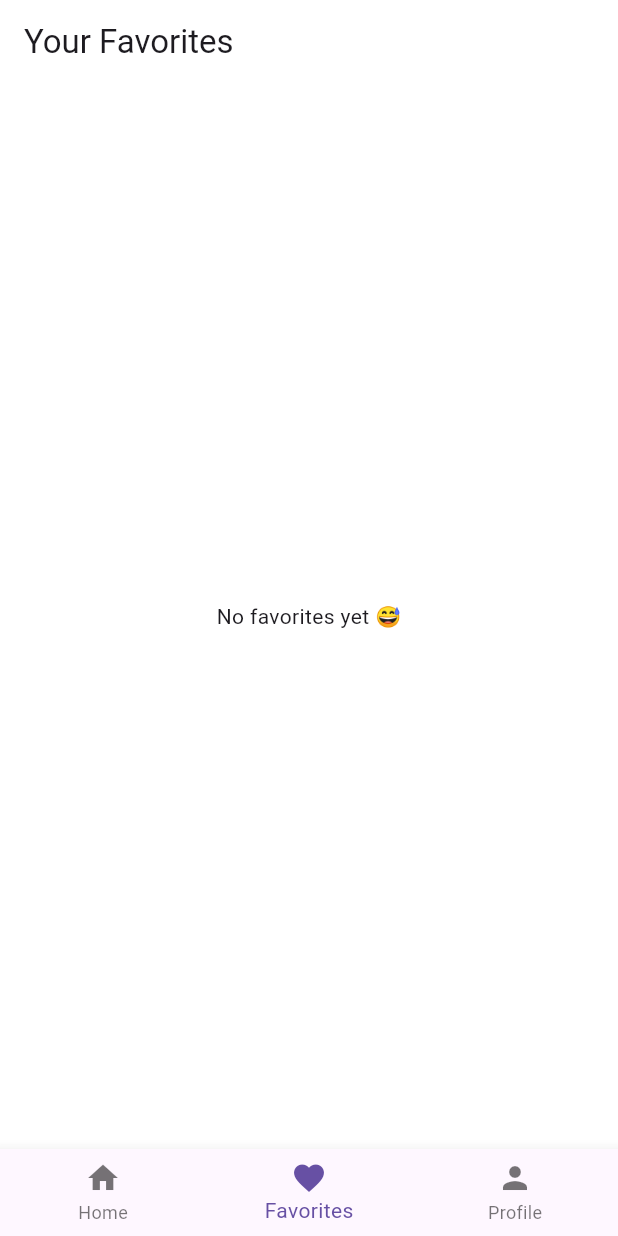
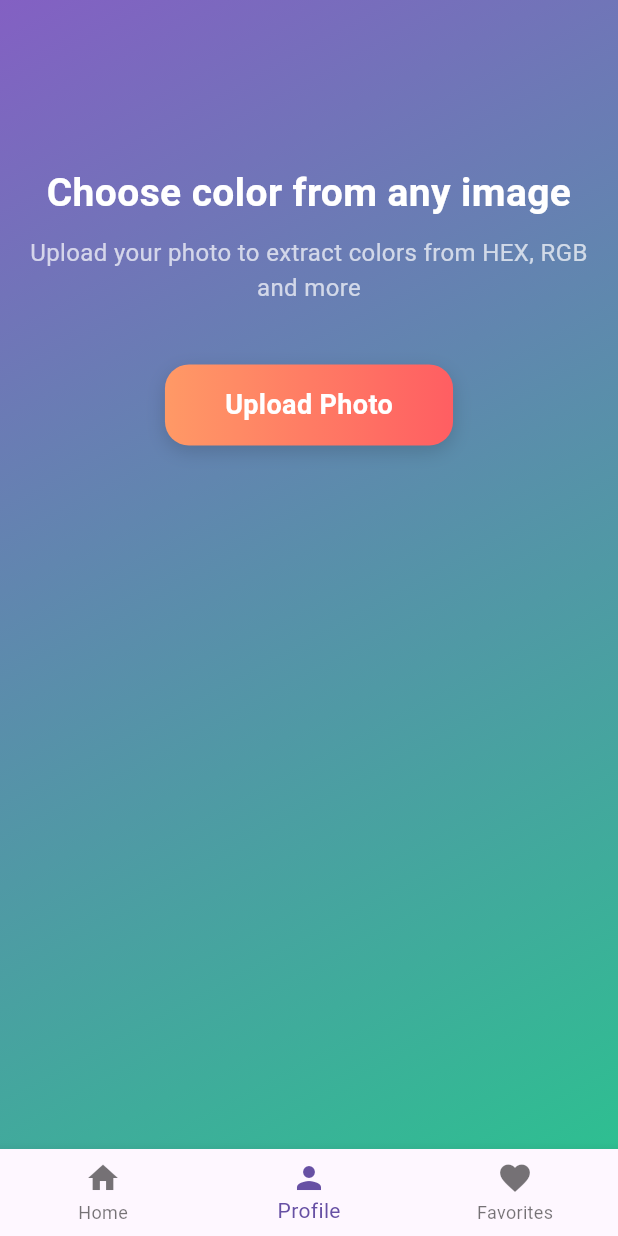
Before and after one commit to AhmedAbdElBar/Graduation-project, a Flutter app: the screen it shows once a user with an empty profile is signed in, item 2 of the bottom bar chosen, on a phone screen of 412 x 824 dp. Run offline on Flutter 3.47's test engine with Material 3 defaults, Android fonts, the light colour scheme and no system bars; our stand-ins replace cloud_firestore, firebase_auth, firebase_core, image_picker; accounts and stored records are empty; network calls fail.

Commit message:
finsh splash screen and design auth screen , create extract color page

```diff
--- a/lib/app/my_app.dart
+++ b/lib/app/my_app.dart
@@ -1,5 +1,6 @@
 import 'package:flutter/material.dart';
 import 'package:login_page/presentation/pages/auth/widgets/auth_wrapper.dart';
+import 'package:login_page/presentation/pages/splashPage/splash_screen.dart';
 import '../presentation/core/resources/route_manager.dart';
 
 class MyApp extends StatelessWidget {
@@ -11,7 +12,7 @@ class MyApp extends StatelessWidget {
     return MaterialApp(
       debugShowCheckedModeBanner: false,
       routes: RouteManager.routes,
-      initialRoute: AuthWrapper.routeName,
+      initialRoute: SplashScreen.routeName,
     );
   }
 }
--- a/lib/presentation/core/resources/route_manager.dart
+++ b/lib/presentation/core/resources/route_manager.dart
@@ -1,14 +1,14 @@
 import 'package:flutter/cupertino.dart';
 import 'package:login_page/presentation/pages/auth/widgets/auth_wrapper.dart';
 import 'package:login_page/presentation/pages/home/screen/home_screen.dart';
+import 'package:login_page/presentation/pages/splashPage/splash_screen.dart';
 import '../../pages/auth/screens/auth_screen.dart';
-// import '../../screens/page/splash_screen.dart';
 
 class RouteManager {
   static Map<String, WidgetBuilder> routes = {
     AuthScreen.routeName: (context) => const AuthScreen(),
     HomeScreen.routeName: (context) => const HomeScreen(),
-    AuthWrapper.routeName:(context) => const AuthWrapper(),
-    // SplashScreen.routeName: (context) => const SplashScreen(),
+    AuthWrapper.routeName: (context) => const AuthWrapper(),
+    SplashScreen.routeName: (context) => const SplashScreen(),
   };
 }
--- a/lib/presentation/pages/auth/widgets/custom_text_field.dart
+++ b/lib/presentation/pages/auth/widgets/custom_text_field.dart
@@ -9,6 +9,7 @@ class CustomTextField extends StatefulWidget {
   final String labelInFocus;
   final TextInputType keyboardType;
   final TextInputAction textInputAction;
+  final IconData prefixIcon;
   final bool isPassword;
   final bool? obscureText;
   final Function(bool)? onObscureToggle;
@@ -24,6 +25,7 @@ class CustomTextField extends StatefulWidget {
     this.isPassword = false,
     this.obscureText,
     this.onObscureToggle,
+    required this.prefixIcon,
   });
 
   @override
@@ -47,21 +49,27 @@ class _CustomTextFieldState extends State<CustomTextField> {
   Widget build(BuildContext context) {
     return TextField(
       controller: widget.controller,
+      cursorColor: ColorValueManager.vWhiteColor,
       focusNode: widget.focusNode,
       keyboardType: widget.keyboardType,
       textInputAction: widget.textInputAction,
+      style: const TextStyle(color: ColorValueManager.vWhiteColor),
       obscureText: widget.isPassword ? (widget.obscureText ?? true) : false,
       decoration: InputDecoration(
         labelText: _isFocused ? widget.labelInFocus : widget.label,
-        labelStyle: const TextStyle(color: ColorValueManager.vBlack45Color),
+        labelStyle: const TextStyle(color: ColorValueManager.vWhiteColor),
         focusedBorder: const UnderlineInputBorder(
           borderSide: BorderSide(
-            color: ColorValueManager.vGrayColor,
+            color: ColorValueManager.vWhiteColor,
             width: WidthValueManager.vW1_5,
           ),
         ),
         enabledBorder: const UnderlineInputBorder(
-          borderSide: BorderSide(color: ColorValueManager.vBlack45Color),
+          borderSide: BorderSide(color: ColorValueManager.vWhiteColor),
+        ),
+        prefixIcon: Icon(
+          widget.prefixIcon,
+          color: ColorValueManager.vWhiteColor,
         ),
         suffixIcon: widget.isPassword
             ? IconButton(
@@ -69,7 +77,7 @@ class _CustomTextFieldState extends State<CustomTextField> {
                   (widget.obscureText ?? true)
                       ? Icons.visibility_off
                       : Icons.visibility,
-                  color: Colors.grey,
+                  color: ColorValueManager.vWhiteColor,
                 ),
                 onPressed: () {
                   if (widget.onObscureToggle != null) {
--- a/lib/presentation/pages/auth/widgets/log_in_form.dart
+++ b/lib/presentation/pages/auth/widgets/log_in_form.dart
@@ -93,6 +93,7 @@ class _LoginFormState extends State<LoginForm> {
           labelInFocus: StringsValueManager.vTextFiledHintEmailInFocus,
           keyboardType: TextInputType.emailAddress,
           textInputAction: TextInputAction.next,
+          prefixIcon: Icons.email_outlined,
         ),
         const SizedBox(height: HeightValueManager.vH20),
 
@@ -106,6 +107,7 @@ class _LoginFormState extends State<LoginForm> {
           textInputAction: TextInputAction.done,
           isPassword: true,
           obscureText: _obscurePassword,
+          prefixIcon: Icons.lock_outline,
           onObscureToggle: (newValue) {
             setState(() {
               _obscurePassword = newValue;
@@ -127,7 +129,7 @@ class _LoginFormState extends State<LoginForm> {
               },
               child: const Text(
                 StringsValueManager.vLForgetPassword,
-                style: TextStyle(color: ColorValueManager.vBlack45Color),
+                style: TextStyle(color: ColorValueManager.vWhiteColor),
               ),
             ),
           ],
@@ -141,7 +143,7 @@ class _LoginFormState extends State<LoginForm> {
                 width: WidthValueManager.vW150,
                 alignment: Alignment.center,
                 decoration: BoxDecoration(
-                  color: ColorValueManager.vGrayColor,
+                  color: ColorValueManager.vWhiteColor,
                   borderRadius: RadiusValueManager.vBR100,
                 ),
                 child: const SizedBox(
@@ -149,7 +151,7 @@ class _LoginFormState extends State<LoginForm> {
                   height: HeightValueManager.vH20,
                   child: CircularProgressIndicator(
                     strokeWidth: 3,
-                    color: ColorValueManager.vWhiteColor,
+                    color: ColorValueManager.vBlackColor,
                   ),
                 ),
               )
@@ -160,13 +162,13 @@ class _LoginFormState extends State<LoginForm> {
                   width: WidthValueManager.vW150,
                   alignment: Alignment.center,
                   decoration: BoxDecoration(
-                    color: ColorValueManager.vGrayColor,
+                    color: ColorValueManager.vWhiteColor,
                     borderRadius: RadiusValueManager.vBR100,
                   ),
                   child: const Text(
                     StringsValueManager.vLoginButton,
                     style: TextStyle(
-                      color: ColorValueManager.vWhiteColor,
+                      color: ColorValueManager.vBlackColor,
                       fontWeight: FontWeight.bold,
                     ),
                   ),
--- a/lib/presentation/pages/auth/widgets/sign_up_form.dart
+++ b/lib/presentation/pages/auth/widgets/sign_up_form.dart
@@ -93,6 +93,7 @@ class _SignUpFormState extends State<SignUpForm> {
           labelInFocus: StringsValueManager.vTextFiledHintEmailInFocus,
           keyboardType: TextInputType.emailAddress,
           textInputAction: TextInputAction.next,
+          prefixIcon: Icons.email_outlined,
         ),
         const SizedBox(height: HeightValueManager.vH20),
         CustomTextField(
@@ -105,6 +106,7 @@ class _SignUpFormState extends State<SignUpForm> {
           isPassword: true,
           obscureText: _obscurePassword,
           onObscureToggle: (v) => setState(() => _obscurePassword = v),
+          prefixIcon: Icons.lock_outline,
         ),
         const SizedBox(height: HeightValueManager.vH20),
         CustomTextField(
@@ -117,6 +119,7 @@ class _SignUpFormState extends State<SignUpForm> {
           isPassword: true,
           obscureText: _obscureConfirm,
           onObscureToggle: (v) => setState(() => _obscureConfirm = v),
+          prefixIcon: Icons.lock_outline,
         ),
         const SizedBox(height: HeightValueManager.vH28),
         _isLoading
@@ -125,7 +128,7 @@ class _SignUpFormState extends State<SignUpForm> {
                 width: WidthValueManager.vW150,
                 alignment: Alignment.center,
                 decoration: BoxDecoration(
-                  color: ColorValueManager.vGrayColor,
+                  color: ColorValueManager.vWhiteColor,
                   borderRadius: RadiusValueManager.vBR100,
                 ),
                 child: const SizedBox(
@@ -133,7 +136,7 @@ class _SignUpFormState extends State<SignUpForm> {
                   height: HeightValueManager.vH20,
                   child: CircularProgressIndicator(
                     strokeWidth: 3,
-                    color: ColorValueManager.vWhiteColor,
+                    color: ColorValueManager.vBlack45Color,
                   ),
                 ),
               )
@@ -144,13 +147,13 @@ class _SignUpFormState extends State<SignUpForm> {
                   width: WidthValueManager.vW150,
                   alignment: Alignment.center,
                   decoration: BoxDecoration(
-                    color: ColorValueManager.vGrayColor,
+                    color: ColorValueManager.vWhiteColor,
                     borderRadius: RadiusValueManager.vBR100,
                   ),
                   child: const Text(
                     StringsValueManager.vSignUpButton,
                     style: TextStyle(
-                      color: ColorValueManager.vWhiteColor,
+                      color: ColorValueManager.vBlackColor,
                       fontWeight: FontWeight.bold,
                     ),
                   ),
--- /dev/null
+++ b/lib/presentation/pages/export/screens/export_page.dart
@@ -0,0 +1,230 @@
+import 'dart:convert';
+import 'dart:io';
+import 'package:flutter/material.dart';
+import 'package:image_picker/image_picker.dart';
+import 'package:http/http.dart' as http;
+
+class ExtractColorsPage extends StatefulWidget {
+  const ExtractColorsPage({super.key});
+
+  @override
+  State<ExtractColorsPage> createState() => _ExtractColorsPageState();
+}
+
+class _ExtractColorsPageState extends State<ExtractColorsPage> {
+  File? imageFile;
+  List<Color> extractedColors = [];
+
+  Future pickImage() async {
+    final ImagePicker picker = ImagePicker();
+    final XFile? picked = await picker.pickImage(source: ImageSource.gallery);
+
+    if (picked != null) {
+      setState(() {
+        imageFile = File(picked.path);
+      });
+
+      extractColors(picked.path);
+    }
+  }
+
+  Future extractColors(String path) async {
+    final bytes = await File(path).readAsBytes();
+    final base64Image = base64Encode(bytes);
+
+    final response = await http.post(
+      Uri.parse("http://YOUR_API_URL/colors"),
+      headers: {"Content-Type": "application/json"},
+      body: jsonEncode({"image": base64Image}),
+    );
+
+    if (response.statusCode == 200) {
+      final List colors = jsonDecode(response.body)["colors"];
+
+      setState(() {
+        extractedColors = colors
+            .map((hex) => Color(int.parse("0xFF${hex.substring(1)}")))
+            .toList();
+      });
+    }
+  }
+
+  @override
+  Widget build(BuildContext context) {
+    return Scaffold(
+      body: SafeArea(
+        child: Container(
+          width: double.infinity,
+          height: double.infinity,
+
+          // 🔥 خلفية متداخلة Gradient
+          decoration: const BoxDecoration(
+            gradient: LinearGradient(
+              colors: [
+                Color(0xFF8360c3),
+                Color(0xFF2ebf91),
+              ],
+              begin: Alignment.topLeft,
+              end: Alignment.bottomRight,
+            ),
+          ),
+
+          child: Padding(
+            padding: const EdgeInsets.symmetric(vertical: 60),
+            child: SingleChildScrollView(
+              padding: const EdgeInsets.symmetric(horizontal: 20, vertical: 50),
+              child: Column(
+                children: [
+                  // =============================
+                  //      TITLES
+                  // =============================
+
+                  const Text(
+                    "Choose color from any image",
+                    style: TextStyle(
+                      fontSize: 26,
+                      fontWeight: FontWeight.bold,
+                      color: Colors.white,
+                    ),
+                    textAlign: TextAlign.center,
+                  ),
+
+                  const SizedBox(height: 10),
+
+                  const Text(
+                    "Upload your photo to extract colors from HEX, RGB and more",
+                    style: TextStyle(
+                      fontSize: 16,
+                      color: Colors.white70,
+                    ),
+                    textAlign: TextAlign.center,
+                  ),
+
+                  const SizedBox(height: 40),
+
+                  // =============================
+                  //      UPLOAD BUTTON
+                  // =============================
+                  Center(
+                    child: GestureDetector(
+                      onTap: pickImage,
+                      child: Container(
+                        padding: const EdgeInsets.symmetric(
+                            horizontal: 40, vertical: 14),
+                        decoration: BoxDecoration(
+                          borderRadius: BorderRadius.circular(16),
+                          gradient: const LinearGradient(
+                            colors: [
+                              Color(0xFFff9966),
+                              Color(0xFFff5e62),
+                            ],
+                          ),
+                          boxShadow: [
+                            BoxShadow(
+                              color: Colors.black.withOpacity(0.15),
+                              blurRadius: 10,
+                              offset: const Offset(0, 4),
+                            ),
+                          ],
+                        ),
+                        child: const Text(
+                          "Upload Photo",
+                          style: TextStyle(
+                            color: Colors.white,
+                            fontSize: 18,
+                            fontWeight: FontWeight.bold,
+                          ),
+                        ),
+                      ),
+                    ),
+                  ),
+
+                  const SizedBox(height: 30),
+
+                  // =============================
+                  //      IMAGE CONTAINER
+                  // =============================
+
+                  if (imageFile != null)
+                    Stack(
+                      children: [
+                        Container(
+                          width: double.infinity,
+                          padding: const EdgeInsets.all(8),
+                          decoration: BoxDecoration(
+                            borderRadius: BorderRadius.circular(16),
+                            border: Border.all(color: Colors.white, width: 2),
+                            color: Colors.white.withOpacity(0.2),
+                          ),
+                          child: ClipRRect(
+                            borderRadius: BorderRadius.circular(12),
+                            child: Image.file(
+                              imageFile!,
+                              height: 250,
+                              fit: BoxFit.cover,
+                            ),
+                          ),
+                        ),
+
+                        // زرار X لحذف الصورة
+                        Positioned(
+                          right: 10,
+                          top: 10,
+                          child: GestureDetector(
+                            onTap: () {
+                              setState(() {
+                                imageFile = null;
+                                extractedColors.clear();
+                              });
+                            },
+                            child: Container(
+                              padding: const EdgeInsets.all(6),
+                              decoration: BoxDecoration(
+                                color: Colors.black.withOpacity(0.5),
+                                shape: BoxShape.circle,
+                              ),
+                              child: const Icon(
+                                Icons.close,
+                                color: Colors.white,
+                                size: 22,
+                              ),
+                            ),
+                          ),
+                        ),
+                      ],
+                    ),
+
+                  const SizedBox(height: 30),
+
+                  // =============================
+                  //      EXTRACTED COLORS
+                  // =============================
+
+                  if (extractedColors.isNotEmpty)
+                    Wrap(
+                      spacing: 10,
+                      runSpacing: 10,
+                      children: extractedColors
+                          .map(
+                            (c) => Container(
+                              width: 55,
+                              height: 55,
+                              decoration: BoxDecoration(
+                                color: c,
+                                borderRadius: BorderRadius.circular(12),
+                                border:
+                                    Border.all(color: Colors.white, width: 2),
+                              ),
+                            ),
+                          )
+                          .toList(),
+                    ),
+                ],
+              ),
+            ),
+          ),
+        ),
+      ),
+    );
+  }
+}
--- a/lib/presentation/pages/home/screen/home_screen.dart
+++ b/lib/presentation/pages/home/screen/home_screen.dart
@@ -1,4 +1,5 @@
 import 'package:flutter/material.dart';
+import 'package:login_page/presentation/pages/export/screens/export_page.dart';
 import 'package:login_page/presentation/pages/favorites_page/favorites_page.dart';
 import 'package:login_page/presentation/pages/home/screen/pages/home_page/home_page.dart';
 
@@ -14,8 +15,8 @@ class _HomeScreenState extends State<HomeScreen> {
   int _currentIndex = 0;
   final List<Widget> _pages = [
     const HomePage(),
+    const ExtractColorsPage(),
     const FavoritesPage(),
-    Container(color: Colors.green),
   ];
   void _onItemTapped(int index) {
     setState(() {
@@ -36,12 +37,12 @@ class _HomeScreenState extends State<HomeScreen> {
               label: "Home",
             ),
             BottomNavigationBarItem(
+              icon: Icon(Icons.person),
+              label: "Profile",
+            ),
+            BottomNavigationBarItem(
               icon: Icon(Icons.favorite),
               label: "Favorites",
-            ),
-            BottomNavigationBarItem(
-              icon: Icon(Icons.person),
-              label: "Profile",
             ),
           ],
         ));
--- a/pubspec.yaml
+++ b/pubspec.yaml
@@ -40,6 +40,9 @@ dependencies:
   http: ^1.5.0
   shared_preferences: ^2.5.3
   cloud_firestore: ^6.1.0
+  image_picker: ^1.2.1
+  cross_file: ^0.3.5
+  circle_splash: ^1.0.2
 
 dev_dependencies:
   flutter_test:
```
Also changed, not shown: lib/presentation/pages/auth/screens/auth_screen.dart (+89 -31 lines), lib/presentation/pages/splashPage/splash_screen.dart (+58 -47 lines), assets/images/Animation 3.png (added), assets/images/Group.png (added), pubspec.lock, 5 other files.
